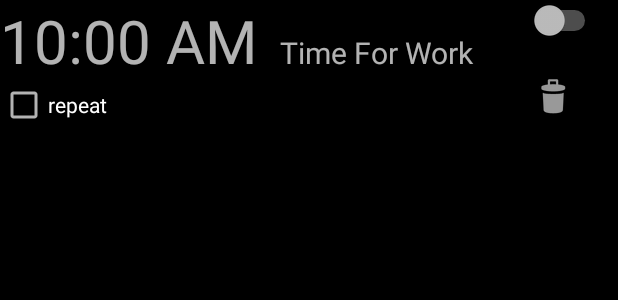
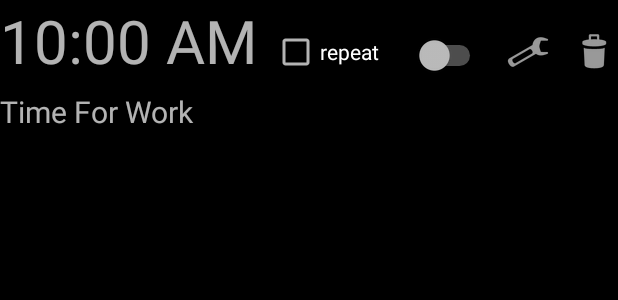
Before and after one commit to lock14/alarming, an Android app: the layout alarm_list_item.xml on its own in the app's theme, with its tools: preview values and no code run, on a phone screen of 412 x 824 dp. Shown: the top 300 px of the screen. Run offline under Robolectric (Android 15) with nearby library versions, the phone set to English and light mode, and no system bars.

Commit message:
Made it so you can edit an existing alarm

```diff
--- a/app/src/main/res/layout/activity_edit_alarm.xml
+++ b/app/src/main/res/layout/activity_edit_alarm.xml
@@ -73,7 +73,7 @@
         android:layout_width="wrap_content"
         android:layout_height="wrap_content"
         android:ems="10"
-        android:inputType="textPersonName"
+        android:inputType="textCapWords"
         android:hint="Description"
         app:layout_constraintLeft_toLeftOf="parent"
         app:layout_constraintRight_toRightOf="parent"
--- a/app/src/main/res/layout/alarm_list_item.xml
+++ b/app/src/main/res/layout/alarm_list_item.xml
@@ -31,12 +31,10 @@
         app:layout_constraintRight_toRightOf="parent"
         app:layout_constraintVertical_bias="0.029"
         app:layout_constraintLeft_toLeftOf="parent"
-        android:layout_marginLeft="15dp"
-        android:layout_marginStart="15dp"
-        android:layout_alignBaseline="@+id/alarm_text"
-        android:layout_alignBottom="@+id/alarm_text"
-        android:layout_toRightOf="@+id/alarm_text"
-        android:layout_toEndOf="@+id/alarm_text" />
+        android:layout_below="@+id/repeat_chk_bx"
+        android:layout_alignParentLeft="true"
+        android:layout_alignParentStart="true"
+        android:layout_marginTop="10dp" />
 
     <ImageView
         android:id="@+id/delete_alarm_img"
@@ -44,28 +42,41 @@
         android:layout_width="wrap_content"
         android:layout_height="wrap_content"
         app:srcCompat="@android:drawable/ic_menu_delete"
-        android:layout_below="@+id/alarm_description_txt"
-        android:layout_alignLeft="@+id/enable_switch"
-        android:layout_alignStart="@+id/enable_switch" />
+        android:layout_alignBottom="@+id/enable_switch"
+        android:layout_alignParentRight="true"
+        android:layout_alignParentEnd="true" />
 
     <Switch
         android:id="@+id/enable_switch"
         android:layout_width="wrap_content"
         android:layout_height="wrap_content"
-        android:layout_marginRight="11dp"
-        android:layout_marginEnd="11dp"
-        android:layout_alignParentTop="true"
-        android:layout_alignParentRight="true"
-        android:layout_alignParentEnd="true" />
+        android:layout_alignBaseline="@+id/alarm_text"
+        android:layout_alignBottom="@+id/alarm_text"
+        android:layout_toLeftOf="@+id/edit_alarm_img"
+        android:layout_toStartOf="@+id/edit_alarm_img"
+        android:layout_marginRight="12dp"
+        android:layout_marginEnd="12dp" />
 
     <CheckBox
         android:id="@+id/repeat_chk_bx"
         android:layout_width="wrap_content"
         android:layout_height="wrap_content"
         android:text="repeat"
-        android:layout_below="@+id/alarm_text"
-        android:layout_alignParentLeft="true"
-        android:layout_alignParentStart="true" />
+        android:layout_marginLeft="10dp"
+        android:layout_alignBottom="@+id/enable_switch"
+        android:layout_toRightOf="@+id/alarm_text"
+        android:layout_toEndOf="@+id/alarm_text" />
+
+    <ImageView
+        android:id="@+id/edit_alarm_img"
+        android:layout_width="wrap_content"
+        android:layout_height="wrap_content"
+        app:srcCompat="@android:drawable/ic_menu_preferences"
+        android:layout_alignTop="@+id/delete_alarm_img"
+        android:layout_toLeftOf="@+id/delete_alarm_img"
+        android:layout_toStartOf="@+id/delete_alarm_img"
+        android:layout_marginRight="12dp"
+        android:layout_marginEnd="12dp" />
 
 
 </RelativeLayout>
--- a/app/src/main/res/values/strings.xml
+++ b/app/src/main/res/values/strings.xml
@@ -31,4 +31,5 @@
     <string name="demo_string">DEMO</string>
     <string name="tic_tac_toe_go_first_msg">You go first.</string>
     <string name="intent_repeat_key">REPEAT_KEY</string>
+    <string name="edit_alarm_edit_mode">EDIT_MODE</string>
 </resources>
```
Also changed, not shown: app/src/main/java/cs371m/alarming/EditAlarm.java (+33 -2 lines), app/src/main/java/cs371m/alarming/MainActivity.java (+54 -15 lines).
